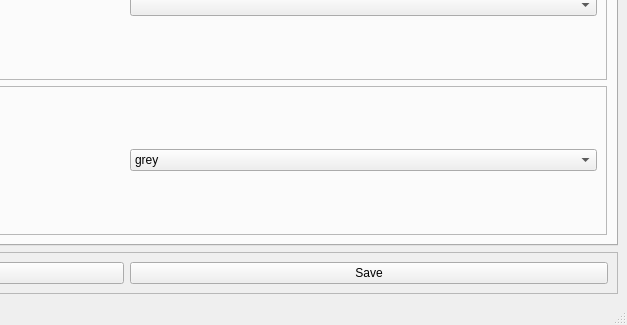
First picture: the form in python_interface/uis/preferences.ui, repository cbgp/diyabc, before the edit; both pictures show x 373 to 1000 and y 425 to 750 of the 1000 by 750 pixel window.
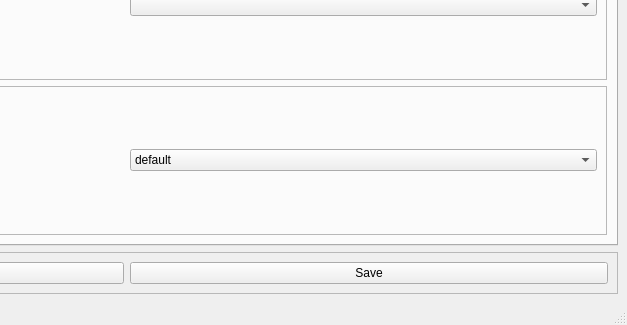
Second picture: the form after the edit. The open tabs and pages were chosen to show the change.

Diff of the .ui file:
```diff
--- a/python_interface/uis/preferences.ui
+++ b/python_interface/uis/preferences.ui
@@ -231,6 +231,11 @@
            </item>
            <item>
             <widget class="QComboBox" name="bgColorCombo">
+             <item>
+              <property name="text">
+               <string>default</string>
+              </property>
+             </item>
              <item>
               <property name="text">
                <string>grey</string>
```
